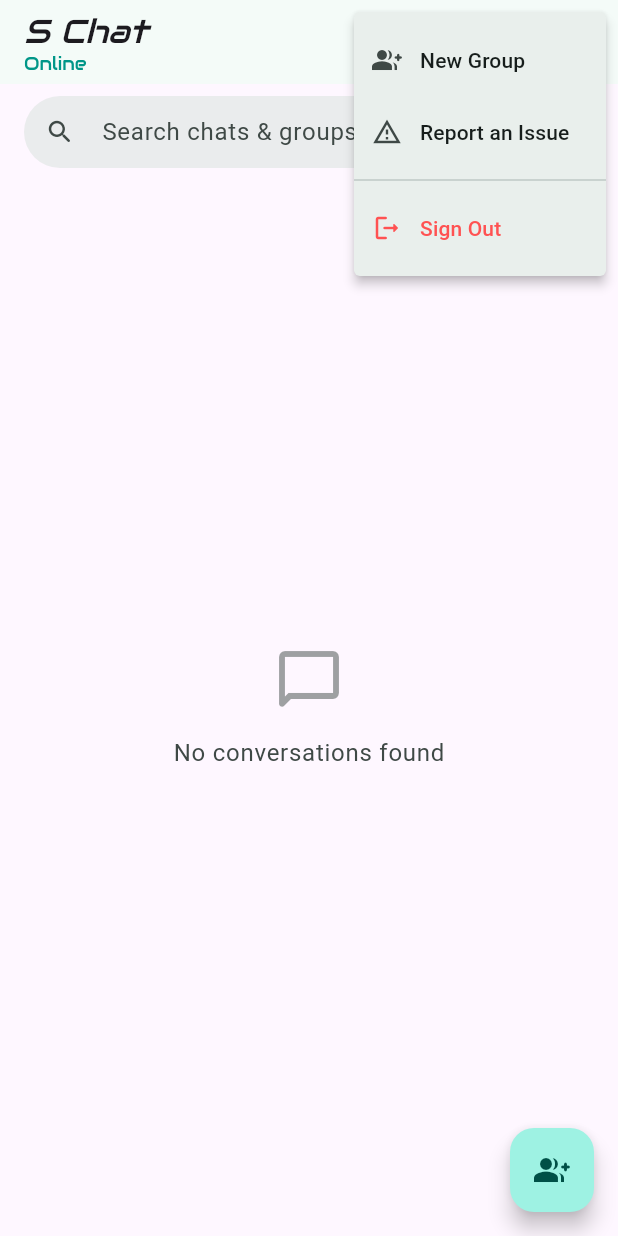
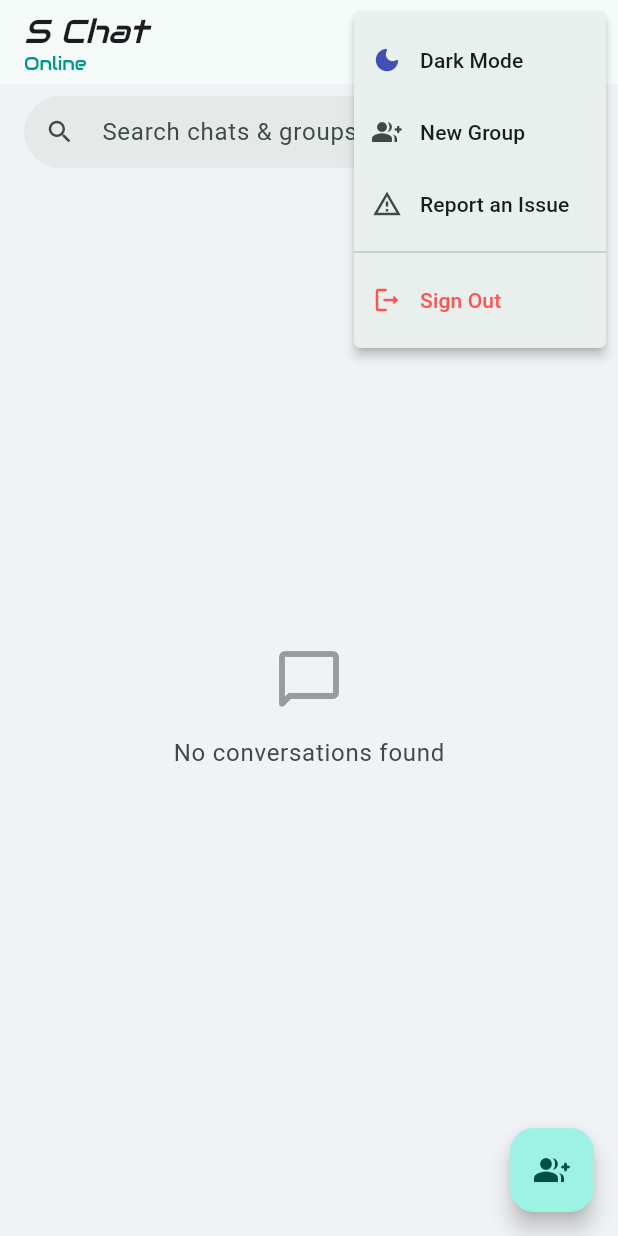
Before and after one commit to sarmadalkadasi/s-chat, a Flutter app: the screen it shows once a user with an empty profile is signed in, after a tap on the "more vert" icon, on a phone screen of 412 x 824 dp. Run offline on Flutter 3.47's test engine with Material 3 defaults, Android fonts, the phone set to English and light mode, and no system bars; our stand-ins replace audioplayers, file_picker, flutter_local_notifications, flutter_secure_storage, image_picker, sticky_headers and 2 more; missing offline and left inert: cryptography, record; accounts and stored records are empty.

Commit message:
feat: Add dark theme, custom wallpaper backgrounds, and theme mode toggle

```diff
--- a/lib/s_chat.dart
+++ b/lib/s_chat.dart
@@ -4,9 +4,19 @@ import 'package:s_chat/screens/chat.dart';
 import 'package:s_chat/screens/splash.dart';
 import 'package:supabase_flutter/supabase_flutter.dart';
 
-final _colorScheme = ColorScheme.fromSeed(
+final ValueNotifier<ThemeMode> themeModeNotifier =
+    ValueNotifier<ThemeMode>(ThemeMode.system);
+
+final _lightColorScheme = ColorScheme.fromSeed(
   seedColor: const Color(0xFF075E54),
   brightness: Brightness.light,
+);
+
+final _darkColorScheme = ColorScheme.fromSeed(
+  seedColor: const Color(0xFF00A884),
+  brightness: Brightness.dark,
+  surface: const Color(0xFF111B21),
+  primaryContainer: const Color(0xFF202C33),
 );
 
 class SChat extends StatelessWidget {
@@ -17,10 +27,21 @@ class SChat extends StatelessWidget {
     final session = Supabase.instance.client.auth.currentSession;
     final user = Supabase.instance.client.auth.currentUser;
 
+    return ValueListenableBuilder<ThemeMode>(
+      valueListenable: themeModeNotifier,
+      builder: (context, currentThemeMode, _) {
         return MaterialApp(
           title: 'SChat',
           debugShowCheckedModeBanner: false,
-      theme: ThemeData().copyWith(colorScheme: _colorScheme),
+          themeMode: currentThemeMode,
+          theme: ThemeData().copyWith(
+            colorScheme: _lightColorScheme,
+            scaffoldBackgroundColor: const Color(0xFFF0F2F5),
+          ),
+          darkTheme: ThemeData.dark().copyWith(
+            colorScheme: _darkColorScheme,
+            scaffoldBackgroundColor: const Color(0xFF111B21),
+          ),
           home: (session != null || user != null)
               ? const ChatScreen()
               : StreamBuilder<AuthState>(
@@ -37,5 +58,7 @@ class SChat extends StatelessWidget {
                   },
                 ),
         );
+      },
+    );
   }
 }
--- a/lib/screens/chat.dart
+++ b/lib/screens/chat.dart
@@ -8,10 +8,12 @@ import 'package:s_chat/screens/group_settings.dart';
 import 'package:s_chat/services/crypto_service.dart';
 import 'package:s_chat/services/local_notification_manager.dart';
 import 'package:s_chat/services/message_repository.dart';
+import 'package:s_chat/s_chat.dart';
 import 'package:s_chat/utils/app_alerts.dart';
 import 'package:s_chat/widgets/chat/chat_list.dart';
 import 'package:s_chat/widgets/chat/chat_media_picker.dart';
 import 'package:s_chat/widgets/chat/chat_message.dart';
+import 'package:s_chat/widgets/chat/chat_wallpaper.dart';
 import 'package:s_chat/widgets/chat/image_viewer.dart';
 import 'package:s_chat/widgets/chat/new_message.dart';
 import 'package:s_chat/widgets/user/user_image_picker.dart';
@@ -268,6 +270,10 @@ class _ChatScreenState extends State<ChatScreen> {
 
   void _handleMenuAction(String value, ChatItem? activeChat) {
     switch (value) {
+      case 'toggle_theme':
+        final isDark = Theme.of(context).brightness == Brightness.dark;
+        themeModeNotifier.value = isDark ? ThemeMode.light : ThemeMode.dark;
+        break;
       case 'new_group':
         _showCreateGroupDialog();
         break;
@@ -650,8 +656,25 @@ class _ChatScreenState extends State<ChatScreen> {
               tooltip: 'More options',
               onSelected: (value) => _handleMenuAction(value, activeChat),
               itemBuilder: (context) {
+                final isDark = Theme.of(context).brightness == Brightness.dark;
+                final themeMenuItem = PopupMenuItem<String>(
+                  value: 'toggle_theme',
+                  child: Row(
+                    children: [
+                      Icon(
+                        isDark ? Icons.light_mode_rounded : Icons.dark_mode_rounded,
+                        size: 20,
+                        color: isDark ? Colors.amber : Colors.indigo,
+                      ),
+                      const SizedBox(width: 12),
+                      Text(isDark ? 'Light Mode' : 'Dark Mode'),
+                    ],
+                  ),
+                );
+
                 if (activeChat == null) {
                   return [
+                    themeMenuItem,
                     const PopupMenuItem(
                       value: 'new_group',
                       child: Row(
@@ -694,6 +717,7 @@ class _ChatScreenState extends State<ChatScreen> {
                 }
 
                 return [
+                  themeMenuItem,
                   const PopupMenuItem(
                     value: 'clear_chat',
                     child: Row(
@@ -794,11 +818,16 @@ class _ChatScreenState extends State<ChatScreen> {
               : Column(
                   children: [
                     Expanded(
-                      child: ChatMessages(
-                        scrollController: _scrollController,
-                        editingNotifier: _editingNotifier,
-                        replyingNotifier: _replyingNotifier,
-                        activeChat: activeChat,
+                      child: ChatWallpaperWidget(
+                        wallpaperAsset: Theme.of(context).brightness == Brightness.dark
+                            ? 'assets/img/bg_dark.png'
+                            : 'assets/img/bg_light.png',
+                        child: ChatMessages(
+                          scrollController: _scrollController,
+                          editingNotifier: _editingNotifier,
+                          replyingNotifier: _replyingNotifier,
+                          activeChat: activeChat,
+                        ),
                       ),
                     ),
                     NewMessage(
```
Also changed, not shown: lib/widgets/chat/chat_wallpaper.dart (added, +118 -0 lines). Lines whose indentation alone changed are shown as unchanged.
